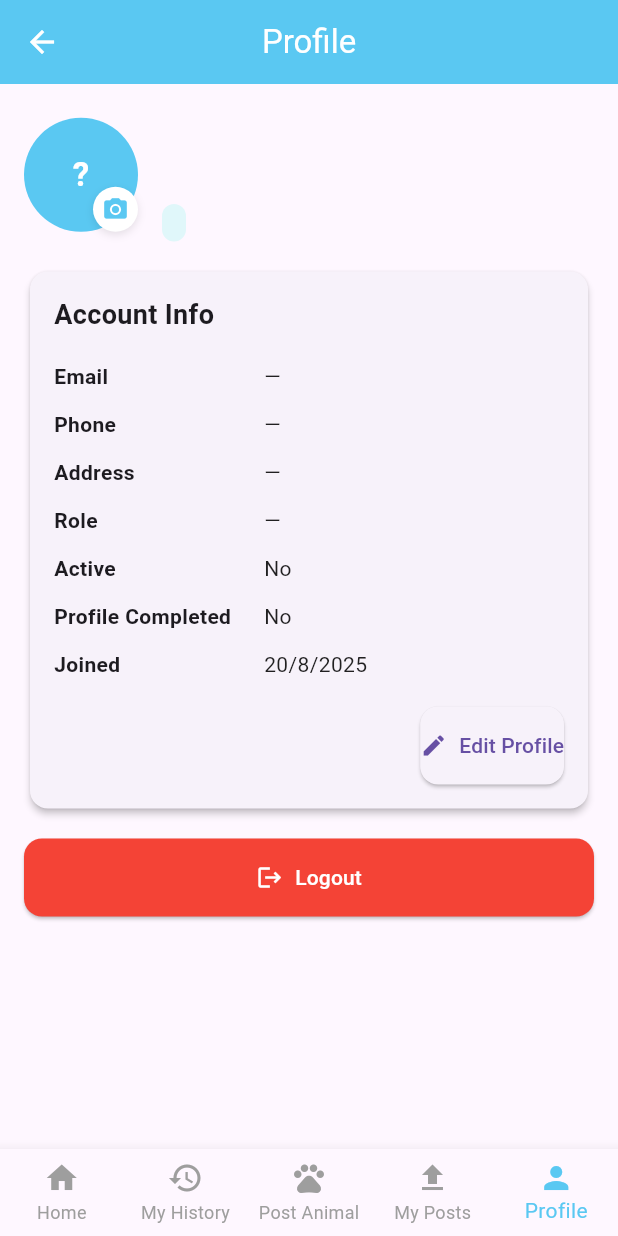
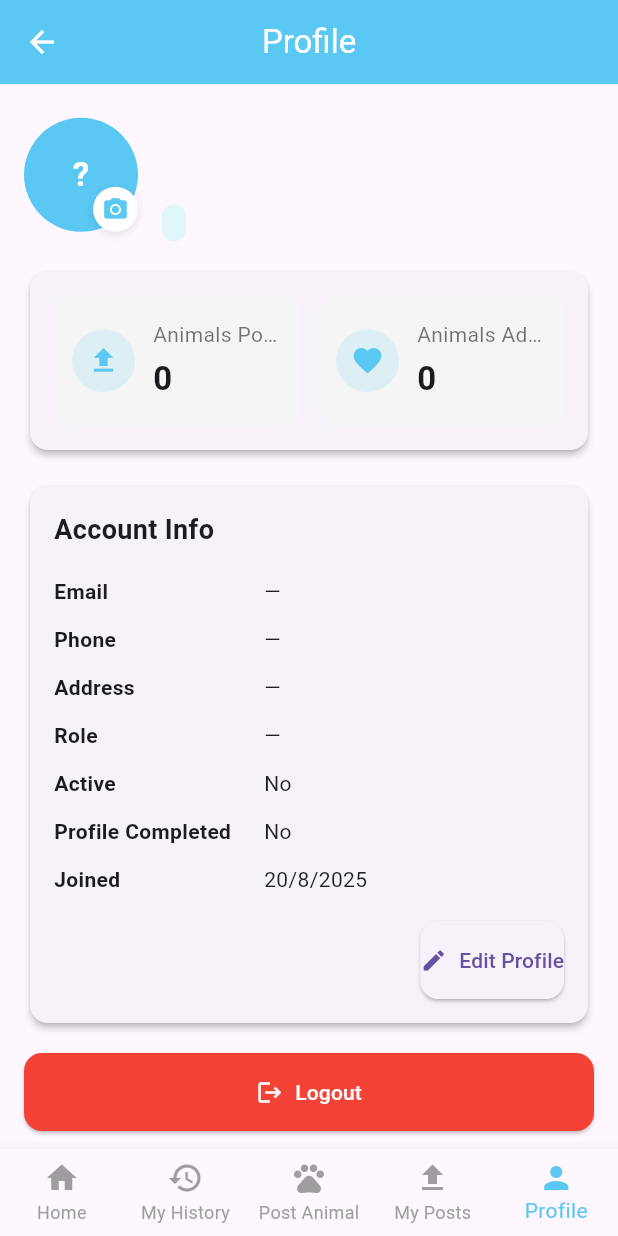
Before and after one commit to ohmschrodinger/PawsCare, a Flutter app: the ProfileScreen screen opened by its route, on a phone screen of 412 x 824 dp. Run offline on Flutter 3.47's test engine with Material 3 defaults, Android fonts, the phone set to English and light mode, and no system bars; our stand-ins replace cloud_firestore, firebase_auth, firebase_core, firebase_storage, image_picker; accounts and stored records are empty.

Commit message:
profile screen edit

```diff
--- a/lib/screens/profile_screen.dart
+++ b/lib/screens/profile_screen.dart
@@ -79,6 +79,41 @@ class _ProfileScreenState extends State<ProfileScreen> {
                   photoUrl: data?['photoUrl']?.toString(),
                   isUploading: _isUploading,
                   onChangePhoto: () => _pickAndUploadAvatar(user.uid),
+                ),
+                const SizedBox(height: 16),
+                // User stats: Animals Posted & Animals Adopted
+                Card(
+                  elevation: 2,
+                  shape: RoundedRectangleBorder(borderRadius: BorderRadius.circular(12)),
+                  child: Padding(
+                    padding: const EdgeInsets.all(16.0),
+                    child: Row(
+                      children: [
+                        Expanded(
+                          child: _UserStatTile(
+                            label: 'Animals Posted',
+                            icon: Icons.upload,
+                            stream: FirebaseFirestore.instance
+                                .collection('animals')
+                                .where('postedBy', isEqualTo: user.uid)
+                                .snapshots(),
+                          ),
+                        ),
+                        const SizedBox(width: 12),
+                        Expanded(
+                          child: _UserStatTile(
+                            label: 'Animals Adopted',
+                            icon: Icons.favorite,
+                            stream: FirebaseFirestore.instance
+                                .collection('applications')
+                                .where('userId', isEqualTo: user.uid)
+                                .where('status', isEqualTo: 'Accepted')
+                                .snapshots(),
+                          ),
+                        ),
+                      ],
+                    ),
+                  ),
                 ),
                 const SizedBox(height: 16),
                 Card(
@@ -459,3 +494,61 @@ class _InfoRow extends StatelessWidget {
     );
   }
 }
+
+
+class _UserStatTile extends StatelessWidget {
+  final String label;
+  final IconData icon;
+  final Stream<QuerySnapshot> stream;
+
+  const _UserStatTile({Key? key, required this.label, required this.icon, required this.stream}) : super(key: key);
+
+  @override
+  Widget build(BuildContext context) {
+    return StreamBuilder<QuerySnapshot>(
+      stream: stream,
+      builder: (context, snapshot) {
+        final int count = snapshot.hasData ? snapshot.data!.docs.length : 0;
+        return Container
+          (
+          padding: const EdgeInsets.symmetric(horizontal: 12, vertical: 16),
+          decoration: BoxDecoration(
+            color: Colors.grey[100],
+            borderRadius: BorderRadius.circular(12),
+          ),
+          child: Row(
+            children: [
+              Container(
+                padding: const EdgeInsets.all(10),
+                decoration: BoxDecoration(
+                  color: const Color(0xFF5AC8F2).withOpacity(0.15),
+                  shape: BoxShape.circle,
+                ),
+                child: Icon(icon, color: const Color(0xFF5AC8F2), size: 22),
+              ),
+              const SizedBox(width: 12),
+              Expanded(
+                child: Column(
+                  crossAxisAlignment: CrossAxisAlignment.start,
+                  children: [
+                    Text(
+                      label,
+                      style: const TextStyle(fontSize: 14, color: Colors.black54),
+                      maxLines: 1,
+                      overflow: TextOverflow.ellipsis,
+                    ),
+                    const SizedBox(height: 4),
+                    Text(
+                      '$count',
+                      style: const TextStyle(fontSize: 22, fontWeight: FontWeight.bold),
+                    ),
+                  ],
+                ),
+              ),
+            ],
+          ),
+        );
+      },
+    );
+  }
+}
```
